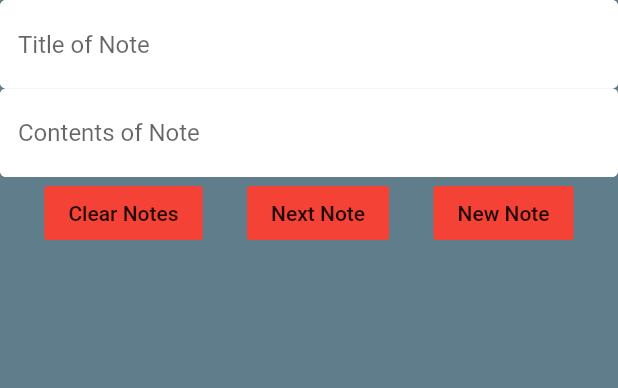
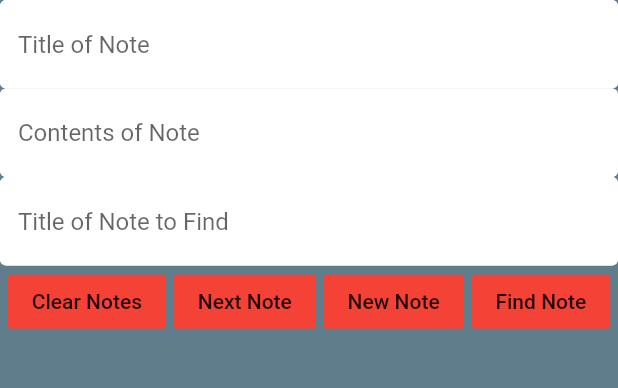
Before and after one commit to Grave2363/Table_Top_Assist, a Flutter app: the screen it shows once a user with an empty profile is signed in, after a tap on "Game Notes", on a phone screen of 412 x 824 dp, the part 84-472 px from its top. Run offline on Flutter 3.47's test engine with Material 2 defaults, Android fonts, the phone set to English and light mode, and no system bars; our stand-ins replace cloud_firestore, firebase_auth, flutter_spinkit, image_picker, shared_preferences; accounts and stored records are empty.

Commit message:
Created classes for map saving and displaying, added the ability to search for notes

```diff
--- a/lib/Home/home.dart
+++ b/lib/Home/home.dart
@@ -1,6 +1,8 @@
 import 'package:flutter/cupertino.dart';
 import 'package:flutter/material.dart';
 import 'package:rpgcompanion/Pages/Dice.dart';
+import 'package:rpgcompanion/Pages/LoadMap.dart';
+import 'package:rpgcompanion/Pages/MapSave.dart';
 import 'package:rpgcompanion/Pages/SearchChar.dart';
 import 'package:rpgcompanion/Pages/charCreation.dart';
 import 'package:rpgcompanion/Pages/editNote.dart';
@@ -63,6 +65,24 @@ class home extends StatelessWidget {
               ));
             },
           ),
+          FlatButton(
+            color: Colors.red,
+            child: Text('      Save Map Image      '),
+            onPressed: ()  {
+              Navigator.of(context).push(MaterialPageRoute(
+                  builder: (context) => MapSave()
+              ));
+            },
+          ),
+          FlatButton(
+            color: Colors.red,
+            child: Text('  View Maps  '),
+            onPressed: ()  {
+              Navigator.of(context).push(MaterialPageRoute(
+                  builder: (context) => LoadMap()
+              ));
+            },
+          ),
         ],
       ),),
     );
--- a/lib/Pages/editNote.dart
+++ b/lib/Pages/editNote.dart
@@ -13,14 +13,29 @@ class _editNoteState extends State<editNote> {
   String selName = '';
   String initName = '';
   String noteContents = '';
+  bool finding = false;
   final _titleController = TextEditingController();
   final _contentsController = TextEditingController();
+  final _findNoteController = TextEditingController();
   _read() async {
     SharedPreferences pref = await SharedPreferences.getInstance();
       names =  pref.getStringList('index_of_keys');
       if (names == null){ names = new List<String>(); names.add('New Note');}
-      if (i < names.length && names.length != null){selName = names[i];
-      noteContents = pref.getString('$selName');}
+      if (finding == true)
+      {// display note if it exists in the list
+        if (names.contains( _findNoteController.text))
+        {
+          noteContents = pref.getString(_findNoteController.text);
+          _titleController.text = _findNoteController.text;
+          _contentsController.text = noteContents;
+        }
+        finding = false;
+      }
+      else if (i < names.length && names.length != null)
+      {
+        selName = names[i];
+      noteContents = pref.getString('$selName');
+      }
       _titleController.text = selName;
       _contentsController.text = noteContents;
   }
@@ -63,6 +78,7 @@ class _editNoteState extends State<editNote> {
         children: <Widget>[
           TextField(onChanged: (val) {setState(() => selName = val);},controller: _titleController ,decoration: textInputDecor.copyWith(hintText: 'Title of Note')),
           TextField(onChanged: (val) {setState(() => noteContents = val);},controller: _contentsController ,decoration: textInputDecor.copyWith(hintText: 'Contents of Note'), keyboardType: TextInputType.multiline, maxLines: null,),
+          TextField(onChanged: (val) {setState(() => selName = val);},controller: _findNoteController ,decoration: textInputDecor.copyWith(hintText: 'Title of Note to Find')),
           Row(
             mainAxisAlignment: MainAxisAlignment.spaceEvenly,
             children: <Widget>[
@@ -71,6 +87,10 @@ class _editNoteState extends State<editNote> {
                 child: Text('Clear Notes'),
                 onPressed: ()  {
                   _clear();
+                  _titleController.text = '';
+                  _contentsController.text = '';
+                  selName = '';
+                  noteContents = '';
                 },
               ),
               FlatButton(
@@ -94,6 +114,17 @@ class _editNoteState extends State<editNote> {
                   noteContents = '';
                 },
               ),
+              FlatButton(
+                color: Colors.red,
+                child: Text('Find Note'),
+                onPressed: ()  {
+                  setState(() {
+                    finding = true;
+                    _read();
+                  });
+                },
+              ),
+              // error should be displayed if note was not found
             ],
           ),
         ],
```
Also changed, not shown: lib/Pages/LoadMap.dart (added, +61 -0 lines), lib/Pages/MapSave.dart (added, +168 -0 lines), lib/Pages/noteHelp.dart (deleted).
